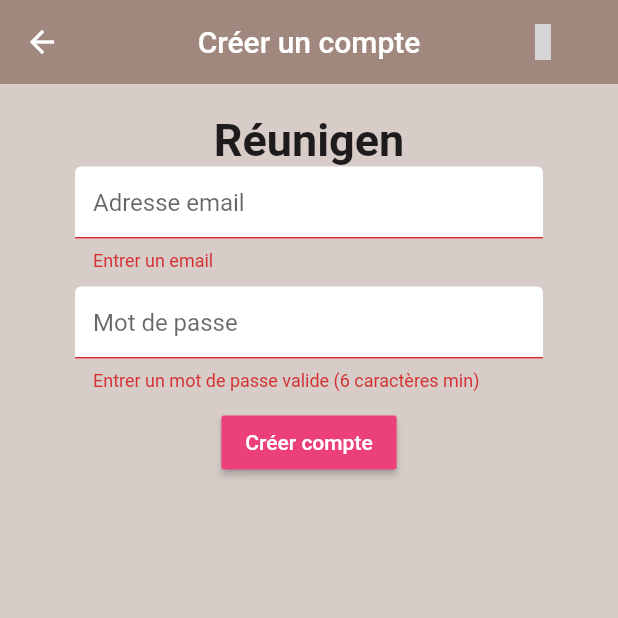
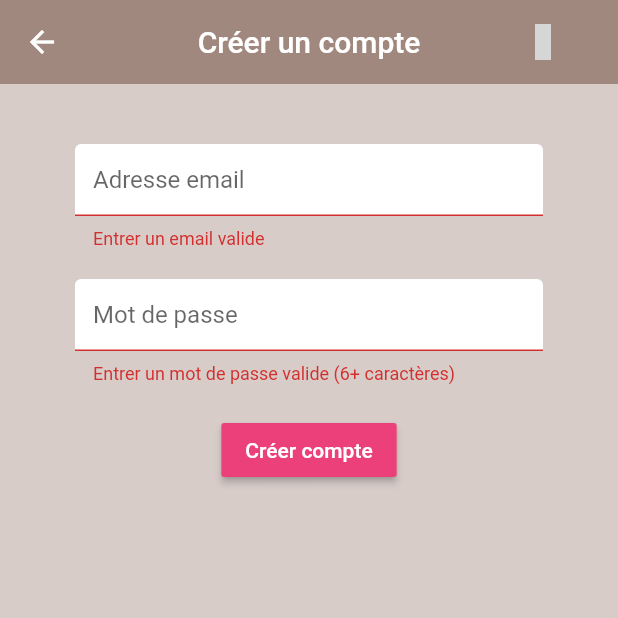
Before and after one commit to Jesus974/Reuni-Gen-APP, a Flutter app: the Register screen opened directly, after a tap on "Créer compte", on a phone screen of 412 x 824 dp, the top half of it. Run offline on Flutter 3.47's test engine with Material 2 defaults, Android fonts, the phone set to English and light mode, and no system bars; our stand-ins replace firebase_auth, flutter_spinkit, material_design_icons_flutter; accounts and stored records are empty; grey boxes are pictures that could not be loaded.

Commit message:
Créer compte fix

```diff
--- a/lib/screens/authenticate/register.dart
+++ b/lib/screens/authenticate/register.dart
@@ -2,6 +2,7 @@ import 'package:flutter/material.dart';
 import 'package:reuni_gen/services/auth.dart';
 import 'package:material_design_icons_flutter/material_design_icons_flutter.dart';
 import 'package:reuni_gen/shared/constants.dart';
+import 'package:reuni_gen/shared/loading.dart';
 
 class Register extends StatefulWidget {
   // ToggleView
@@ -13,20 +14,24 @@ class Register extends StatefulWidget {
 }
 
 class _RegisterState extends State<Register> {
-  // Auth
+  // Authentification
   final AuthService _auth = AuthService();
-  // Validation
+  // Formulaire Validation
   final _formKey = GlobalKey<FormState>();
   // Erreur
   String error = '';
-
-  // Text
+  // Loading Statut
+  bool loading = false;
+  // Email
   String email = '';
+  // Mot de passe
   String password = '';
 
   @override
   Widget build(BuildContext context) {
-    return Scaffold(
+    return loading
+        ? Loading()
+        : Scaffold(
             backgroundColor: Colors.brown[100],
             appBar: AppBar(
               backgroundColor: Colors.brown[300],
@@ -48,29 +53,29 @@ class _RegisterState extends State<Register> {
                 key: _formKey,
                 child: Column(
                   children: <Widget>[
-              Text(
-                'Réunigen',
-                style: TextStyle(fontWeight: FontWeight.bold, fontSize: 30.0),
-              ),
+                    SizedBox(height: 20.0),
                     TextFormField(
-                validator: (val) => val.isEmpty ? 'Entrer un email' : null,
-                decoration: textInputDecoration.copyWith(hintText: 'Adresse email'),
+                      decoration: textInputDecoration.copyWith(
+                          hintText: 'Adresse email'),
+                      validator: (val) =>
+                          val.isEmpty ? 'Entrer un email valide' : null,
                       onChanged: (val) {
                         setState(() => email = val);
                       },
                     ),
-              SizedBox(height: 10.0),
+                    SizedBox(height: 20.0),
                     TextFormField(
+                      decoration:
+                          textInputDecoration.copyWith(hintText: 'Mot de passe'),
+                      obscureText: true,
                       validator: (val) => val.length < 6
-                    ? 'Entrer un mot de passe valide (6 caractères min)'
+                          ? 'Entrer un mot de passe valide (6+ caractères)'
                           : null,
-                decoration: textInputDecoration.copyWith(hintText: 'Mot de passe'),
-                obscureText: true,
                       onChanged: (val) {
                         setState(() => password = val);
                       },
                     ),
-              SizedBox(height: 10.0),
+                    SizedBox(height: 20.0),
                     RaisedButton(
                         color: Colors.pink[400],
                         child: Text(
@@ -78,13 +83,15 @@ class _RegisterState extends State<Register> {
                           style: TextStyle(color: Colors.white),
                         ),
                         onPressed: () async {
-                    // Si le formulaire est valide
                           if (_formKey.currentState.validate()) {
-                      dynamic result = await _auth.registerWithEmailAndPassword(
-                          email, password);
+                            setState(() => loading = true);
+                            dynamic result = await _auth
+                                .registerWithEmailAndPassword(email, password);
                             if (result == null) {
-                        setState(
-                            () => error = 'Veuillez entrer un email valide');
+                              setState(() {
+                                loading = false;
+                                error = 'Veuillez utiliser une adresse valide';
+                              });
                             }
                           }
                         }),
@@ -92,7 +99,7 @@ class _RegisterState extends State<Register> {
                     Text(
                       error,
                       style: TextStyle(color: Colors.red, fontSize: 14.0),
-              ),
+                    )
                   ],
                 ),
               ),
```
Also changed, not shown: lib/screens/authenticate/sign_in.dart (+13 -9 lines). Lines whose indentation alone changed are shown as unchanged.
